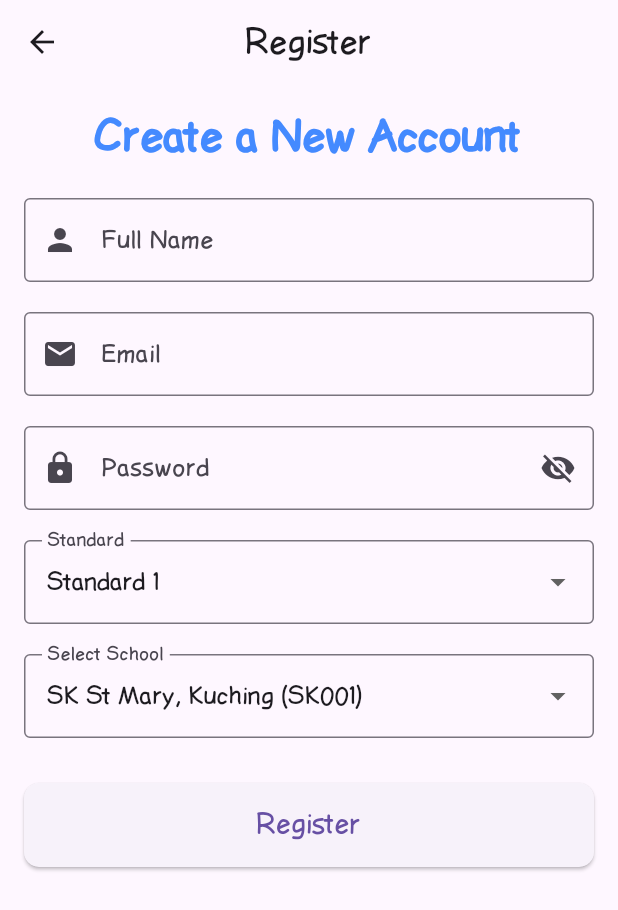
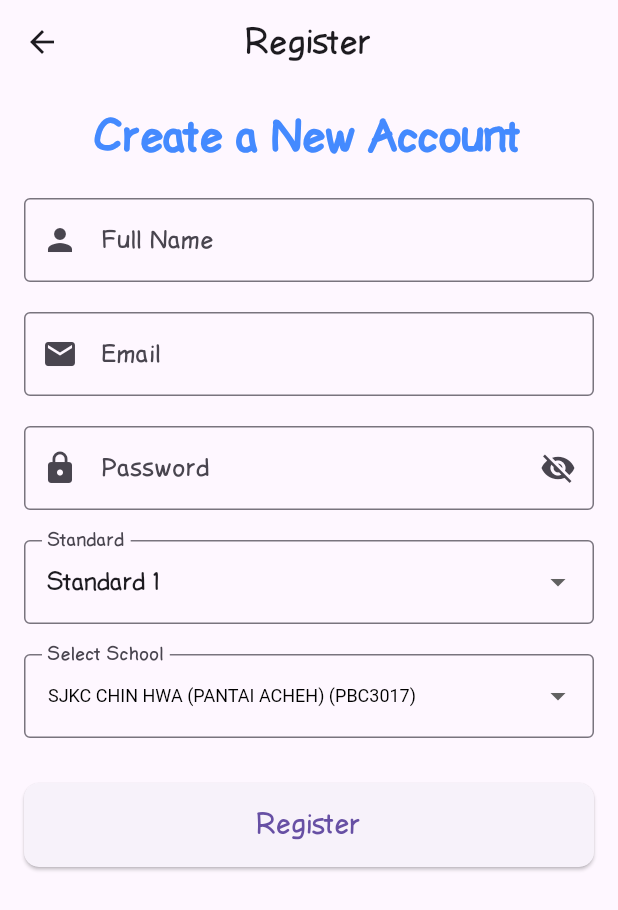
Before and after one commit to ahmadhanis/AqielWS, a Flutter app: the RegisterScreen screen opened directly, on a phone screen of 412 x 824 dp. Shown: the top 910 px of the screen. Run offline on Flutter 3.47's test engine with Material 3 defaults, Android fonts, the phone set to English and light mode, and no system bars; our stand-ins replace audioplayers, fl_chart, geocoding, geolocator, google_fonts, google_mobile_ads and 4 more; accounts and stored records are empty.

Commit message:
penang schools added

```diff
--- /dev/null
+++ b/mathwizard/lib/models/schools.dart
@@ -0,0 +1,416 @@
+class Schools {
+  final List<Map<String, String>> penangSchools = [
+    {
+      "code": "PBC3017",
+      "name": "SJKC CHIN HWA (PANTAI ACHEH)",
+    },
+    {"code": "PBC3019", "name": "SJKC CHONG CHENG"},
+    {"code": "PBC3020", "name": "SJKC CHONG TEIK"},
+    {"code": "PBC3021", "name": "SJKC CHUNG SHAN"},
+    {"code": "PBC3022", "name": "SJKC EOK HUA"},
+    {"code": "PBC3023", "name": "SJKC POI ENG"},
+    {"code": "PBC3018", "name": "SJKC PULAU BETONG"},
+    {"code": "PBC3024", "name": "SJKC SACRED HEART"},
+    {"code": "PBC3025", "name": "SJKC SIN MIN"},
+    {"code": "PBC3026", "name": "SJKC TAR THONG"},
+    {"code": "PBC3027", "name": "SJKC WEN KHAI"},
+    {"code": "PBC3028", "name": "SJKC YANG CHENG"},
+    {"code": "PBC3029", "name": "SJKC YEOK HUA"},
+    {"code": "PBC3030", "name": "SJKC YU CHYE"},
+    {"code": "PBD3031", "name": "SJKT BAYAN LEPAS"},
+    {"code": "PBD3032", "name": "SJKT SUNGAI ARA"},
+    {"code": "PBA3018", "name": "SK BALIK PULAU"},
+    {"code": "PBA3001", "name": "SK BATU MAUNG"},
+    {"code": "PBA3014", "name": "SK BAYAN BARU"},
+    {"code": "PBA3002", "name": "SK BAYAN LEPAS"},
+    {"code": "PBA3020", "name": "SK BAYAN LEPAS 2"},
+    {"code": "PBA3003", "name": "SK GENTING"},
+    {"code": "PBA3004", "name": "SK KONGSI"},
+    {"code": "PBA3017", "name": "SK MUTIARA PERDANA"},
+    {"code": "PBA3005", "name": "SK PERMATANG DAMAR LAUT"},
+    {"code": "PBA3016", "name": "SK SERI BAYU"},
+    {"code": "PBB3014", "name": "SK SERI PERMAI"},
+    {"code": "PBA3015", "name": "SK SERI RELAU"},
+    {"code": "PBA1010", "name": "SK SG NIBONG"},
+    {"code": "PBB3016", "name": "SK ST GEORGE BALIK PULAU"},
+    {"code": "PBA3007", "name": "SK SUNGAI ARA"},
+    {"code": "PBA3019", "name": "SK SUNGAI BATU"},
+    {"code": "PBA3008", "name": "SK SUNGAI KOROK"},
+    {"code": "PBA3009", "name": "SK SUNGAI PINANG"},
+    {"code": "PBA3010", "name": "SK SUNGAI RUSA"},
+    {"code": "PBA3006", "name": "SK TS AWANG HAD SALLEH"},
+    {"code": "PBA3011", "name": "SK TELOK BAHANG"},
+    {"code": "PBA3012", "name": "SK TELOK KUMBAR"},
+    {"code": "PBA3013", "name": "SK TITI TERAS"},
+    {"code": "PBC2033", "name": "SJKC AIK KEOW"},
+    {"code": "PBC2034", "name": "SJKC AIK KEOW"},
+    {"code": "PBC2035", "name": "SJKC CHIN HWA"},
+    {"code": "PBC2038", "name": "SJKC CHUNG HWA 1"},
+    {"code": "PBC2039", "name": "SJKC CHUNG HWA 2"},
+    {
+      "code": "PBC2037",
+      "name": "SJKC CHUNG HWA PUSAT",
+    },
+    {"code": "PBC2040", "name": "SJKC KAI CHEE"},
+    {"code": "PBC2041", "name": "SJKC KUANG YU"},
+    {"code": "PBC2042", "name": "SJKC KWANG HWA"},
+    {"code": "PBC2043", "name": "SJKC LEE CHEE"},
+    {"code": "PBC2044", "name": "SJKC LI HWA"},
+    {"code": "PBC2045", "name": "SJKC MAH HUA"},
+    {"code": "PBC2032", "name": "SJKC MAK MANDIN"},
+    {"code": "PBC2046", "name": "SJKC NUNG MIN"},
+    {"code": "PBC2036", "name": "SJKC PEI YU"},
+    {"code": "PBC2047", "name": "SJKC SIN CHUNG"},
+    {
+      "code": "PBD2048",
+      "name": "SJKT LDG MALAKOFF",
+    },
+    {
+      "code": "PBD2049",
+      "name": "SJKT LDG MAYFIELD",
+    },
+    {"code": "PBD2076", "name": "SJKT MAK MANDIN"},
+    {"code": "PBD2050", "name": "SJKT PALANIANDY"},
+    {"code": "PBA2001", "name": "SK ARA RENDANG"},
+    {"code": "PBB2028", "name": "SK ASSUMPTION"},
+    {"code": "PBA2002", "name": "SK BAGAN AJAM"},
+    {"code": "PBA2003", "name": "SK BAGAN JERMAL"},
+    {"code": "PBA2004", "name": "SK BAGAN TUAN KECHIL"},
+    {"code": "PBA2034", "name": "SK BERTAM INDAH"},
+    {"code": "PBA2038", "name": "SK BERTAM PERDANA"},
+    {"code": "PBA2005", "name": "SK BUMBONG LIMA"},
+    {"code": "PBB2029", "name": "SK CONVENT 1"},
+    {"code": "PBA2039", "name": "SK DESA MURNI"},
+    {"code": "PBB2031", "name": "SK HASHIM AWANG"},
+    {"code": "PBA2007", "name": "SK KAMPONG TO BEDOR"},
+    {"code": "PBA2028", "name": "SK KAMPUNG SELAMAT"},
+    {"code": "PBA2033", "name": "SK KEPALA BATAS"},
+    {"code": "PBA2008", "name": "SK KUALA MUDA"},
+    {"code": "PBA2009", "name": "SK KUALA PERAI"},
+    {"code": "PBA2011", "name": "SK LAHAR KEPAR"},
+    {"code": "PBA2031", "name": "SK LAHAR YOOI"},
+    {"code": "PBB2075", "name": "SK MAK MANDIN"},
+    {"code": "PBA2006", "name": "SK MOHD SHAH"},
+    {"code": "PBA2012", "name": "SK PADANG MENORA"},
+    {"code": "PBA2013", "name": "SK PASIR GEBU"},
+    {"code": "PBA2014", "name": "SK PAYA KELADI"},
+    {"code": "PBA2015", "name": "SK PENAGA"},
+    {"code": "PBA2036", "name": "SK PENAGA JAYA"},
+    {"code": "PBA2032", "name": "SK PENGKALAN JAYA"},
+    {"code": "PBA2016", "name": "SK PERMATANG BERTAM"},
+    {"code": "PBA2017", "name": "SK PERMATANG BINJAI"},
+    {"code": "PBA2018", "name": "SK PERMATANG BULOH"},
+    {"code": "PBA2019", "name": "SK PERMATANG JANGGUS"},
+    {"code": "PBA2020", "name": "SK PERMATANG SINTOK"},
+    {"code": "PBA2021", "name": "SK PERMATANG TO JAYA"},
+    {"code": "PBA2022", "name": "SK PINANG TUNGGAL"},
+    {"code": "PBA2035", "name": "SK POKOK SENA"},
+    {"code": "PBA2023", "name": "SK PULAU MERTAJAM"},
+    {"code": "PBA2037", "name": "SK SERI GEMILANG"},
+    {"code": "PBB2032", "name": "SK ST MARK"},
+    {"code": "PBA2024", "name": "SK SUNGAI DUA"},
+    {"code": "PBA2030", "name": "SK SUNGAI NYIOR"},
+    {"code": "PBA2025", "name": "SK SUNGAI PUYU"},
+    {"code": "PBA2029", "name": "SK TAMAN SENANGAN"},
+    {"code": "PBA2026", "name": "SK TASEK GELUGOR"},
+    {"code": "PBA2027", "name": "SK TELOK AYER TAWAR"},
+    {"code": "PBC4013", "name": "SJKC BOON BENG"},
+    {"code": "PBC4016", "name": "SJKC CHONG KUANG"},
+    {"code": "PBC4017", "name": "SJKC KAMPUNG JAWI"},
+    {
+      "code": "PBC4015",
+      "name": "SJKC KAMPUNG VALDOR",
+    },
+    {"code": "PBC4018", "name": "SJKC KENG KOON"},
+    {"code": "PBC4019", "name": "SJKC PAI TEIK"},
+    {"code": "PBC4021", "name": "SJKC YOK ENG"},
+    {
+      "code": "PBD4022",
+      "name": "SJKT LADANG BATU KAWAN",
+    },
+    {"code": "PBD4026", "name": "SJKT LADANG JAWI"},
+    {
+      "code": "PBD4032",
+      "name": "SJKT LADANG VALDOR",
+    },
+    {"code": "PBD4023", "name": "SJKT LDG BYRAM"},
+    {
+      "code": "PBD4025",
+      "name": "SJKT LDG CHANGKAT",
+    },
+    {"code": "PBD4028", "name": "SJKT LDG KRIAN"},
+    {"code": "PBD4029", "name": "SJKT LDG SEMPAH"},
+    {
+      "code": "PBD4031",
+      "name": "SJKT LDG TRANSKRIAN",
+    },
+    {
+      "code": "PBD4024",
+      "name": "SJKT NIBONG TEBAL",
+    },
+    {
+      "code": "PBD4034",
+      "name": "SJKT SUNGAI BAKAP",
+    },
+    {
+      "code": "PBD4030",
+      "name": "SJKT TASEK PERMAI",
+    },
+    {"code": "PBA4020", "name": "SK BAKAP INDAH"},
+    {"code": "PBA4019", "name": "SK BANDAR TASEK MUTIARA"},
+    {"code": "PBA4017", "name": "SK BATU KAWAN"},
+    {"code": "PBA4001", "name": "SK BKT TAMBUN"},
+    {"code": "PBA4013", "name": "SK JAWI"},
+    {"code": "PBA4002", "name": "SK KELEDANG JAYA"},
+    {"code": "PBB4012", "name": "SK METHODIST"},
+    {"code": "PBA4003", "name": "SK NIBONG TEBAL"},
+    {"code": "PBA4004", "name": "SK PERMATANG TOK MAHAT"},
+    {"code": "PBA4005", "name": "SK PULAU AMAN"},
+    {"code": "PBA4015", "name": "SK SAUJANA INDAH"},
+    {"code": "PBA4014", "name": "SK SERI SENTOSA"},
+    {"code": "PBA4011", "name": "SK SERI TASEK"},
+    {"code": "PBA4012", "name": "SK SG BAKAU"},
+    {"code": "PBA4006", "name": "SK SUNGAI ACHEH"},
+    {"code": "PBA4007", "name": "SK SUNGAI BAKAP"},
+    {"code": "PBA4008", "name": "SK SUNGAI DURI"},
+    {"code": "PBA4009", "name": "SK SUNGAI KECHIL"},
+    {"code": "PBA4010", "name": "SK SUNGAI SETAR"},
+    {"code": "PBA4016", "name": "SK TAMAN MERAK"},
+    {"code": "PBA4018", "name": "SK TASEK PERMAI"},
+    {
+      "code": "PBC0036",
+      "name": "SJKC BENG TEIK (PUSAT)",
+    },
+    {"code": "PBC2079", "name": "SJKC CHUNG HWA 3"},
+    {"code": "PBC0026", "name": "SJKC JIT SIN 'A'"},
+    {"code": "PBC0027", "name": "SJKC JIT SIN 'B'"},
+    {"code": "PBC0028", "name": "SJKC KAY SIN"},
+    {"code": "PBC0029", "name": "SJKC KEOW KUANG"},
+    {
+      "code": "PBC0024",
+      "name": "SJKC KG. SG. LEMBU",
+    },
+    {"code": "PBC0030", "name": "SJKC KIM SEN"},
+    {
+      "code": "PBC0023",
+      "name": "SJKC KUBANG SEMANG",
+    },
+    {"code": "PBC0031", "name": "SJKC LAY KEOW"},
+    {"code": "PBC0032", "name": "SJKC PENG BIN"},
+    {
+      "code": "PBC0022",
+      "name": "SJKC PERKAMPUNGAN BERAPIT",
+    },
+    {
+      "code": "PBC0021",
+      "name": "SJKC PERMATANG TINGGI",
+    },
+    {"code": "PBC0033", "name": "SJKC SENG KEOW"},
+    {"code": "PBC0034", "name": "SJKC SIN YA"},
+    {"code": "PBC0035", "name": "SJKC TRUE LIGHT"},
+    {
+      "code": "PBD0036",
+      "name": "SJKT BKT MERTAJAM",
+    },
+    {"code": "PBD0038", "name": "SJKT LADANG PRYE"},
+    {"code": "PBD0037", "name": "SJKT LDG ALMA"},
+    {"code": "PBD0035", "name": "SJKT LDG JURU"},
+    {"code": "PBD2080", "name": "SJKT PERAI"},
+    {
+      "code": "PBD0034",
+      "name": "SJKT PERMATANG TINGGI",
+    },
+    {"code": "PBA0001", "name": "SK ALMA"},
+    {"code": "PBA0023", "name": "SK ALMA JAYA"},
+    {"code": "PBA0026", "name": "SK BANDAR BARU PERDA"},
+    {"code": "PBA0021", "name": "SK BUKIT INDERA MUDA"},
+    {"code": "PBA0022", "name": "SK BUKIT MINYAK"},
+    {"code": "PBA0002", "name": "SK BUKIT TEH"},
+    {"code": "PBB0018", "name": "SK CONVENT"},
+    {"code": "PBA0003", "name": "SK GUAR PERAHU"},
+    {"code": "PBA0005", "name": "SK JALAN BAHARU PERAI"},
+    {"code": "PBA0006", "name": "SK JUARA"},
+    {"code": "PBA0007", "name": "SK JURU"},
+    {"code": "PBA0008", "name": "SK KEBUN SIREH"},
+    {"code": "PBB0021", "name": "SK KG BARU"},
+    {"code": "PBA0009", "name": "SK KHIR JOHARI"},
+    {"code": "PBA0010", "name": "SK MACANG BUBOK"},
+    {"code": "PBA0029", "name": "SK MACHANG BUBOK II"},
+    {"code": "PBA0011", "name": "SK MENGKUANG"},
+    {"code": "PBA0027", "name": "SK PAUH JAYA"},
+    {"code": "PBA0024", "name": "SKPK ALMA"},
+    {"code": "PBA0028", "name": "SK PERMAI INDAH"},
+    {"code": "PBA0012", "name": "SK PERMATANG PASIR"},
+    {"code": "PBA0013", "name": "SK PERMATANG PAUH"},
+    {"code": "PBA0014", "name": "SK PERMATANG TOK KANDU"},
+    {"code": "PBA0018", "name": "SK SEBERANG JAYA"},
+    {"code": "PBA0019", "name": "SK SEBERANG JAYA 2"},
+    {"code": "PBA0025", "name": "SK SERI IMPIAN"},
+    {"code": "PBA0015", "name": "SK SERI PENANTI"},
+    {"code": "PBB2078", "name": "SK ST MARK"},
+    {"code": "PBB0019", "name": "SK STOWELL"},
+    {"code": "PBA0016", "name": "SK SUNGAI RAMBAI"},
+    {"code": "PBA0030", "name": "SK TAMAN IMPIAN"},
+    {"code": "PBA0020", "name": "SK TAMAN INDERAWASIH"},
+    {"code": "PBA0017", "name": "SK TANAH LIAT"},
+    {"code": "PCT0002", "name": "SEKOLAH RENDAH ISLAM AL MASRIYAH"},
+    {"code": "PBC1046", "name": "SJKC AIK HUA"},
+    {
+      "code": "PBC1048",
+      "name": "SJKC BENG TEIK CAWANGAN",
+    },
+    {"code": "PBC1049", "name": "SJKC CHIAO NAN"},
+    {
+      "code": "PBC1051",
+      "name": "SJKC CHUNG HWA CONFUCIAN 'A'",
+    },
+    {
+      "code": "PBC1052",
+      "name": "SJKC CHUNG HWA CONFUCIAN 'B'",
+    },
+    {
+      "code": "PBC1053",
+      "name": "SJKC CONVENT DATUK KERAMAT",
+    },
+    {"code": "PBC1054", "name": "SJKC ENG CHUAN"},
+    {"code": "PBC1055", "name": "SJKC HAN CHIANG"},
+    {"code": "PBC1056", "name": "SJKC HENG EE"},
+    {"code": "PBC1081", "name": "SJKC HU YEW SEAH"},
+    {"code": "PBC1057", "name": "SJKC HUN BIN"},
+    {"code": "PBC1050", "name": "SJKC JELUTONG"},
+    {"code": "PBC1058", "name": "SJKC KEONG HOE"},
+    {"code": "PBC1059", "name": "SJKC KHENG TEAN"},
+    {
+      "code": "PBC1062",
+      "name": "SJKC KONG MIN CAWANGAN KEDUA",
+    },
+    {
+      "code": "PBC1061",
+      "name": "SJKC KONG MIN CAWANGAN SATU",
+    },
+    {
+      "code": "PBC1060",
+      "name": "SJKC KONG MIN PUSAT",
+    },
+    {"code": "PBC1063", "name": "SJKC KWANG HWA"},
+    {"code": "PBC1064", "name": "SJKC LI TEK 'A'"},
+    {"code": "PBC1065", "name": "SJKC LI TEK 'B'"},
+    {
+      "code": "PBC1066",
+      "name": "SJKC LI TEK CAWANGAN",
+    },
+    {"code": "PBC1067", "name": "SJKC MIN SIN"},
+    {
+      "code": "PBC1068",
+      "name": "SJKC MOH GHEE (PUSAT)",
+    },
+    {
+      "code": "PBC1069",
+      "name": "SJKC MOH GHEE CAWANGAN",
+    },
+    {"code": "PBC1070", "name": "SJKC PAI CHAI"},
+    {
+      "code": "PBC1045",
+      "name": "SJKC PEREMPUAN CHINA",
+    },
+    {"code": "PBC1071", "name": "SJKC PHEI SHIN"},
+    {"code": "PBC1072", "name": "SJKC PHOR TAY"},
+    {"code": "PBC1073", "name": "SJKC POAY WAH"},
+    {"code": "PBC1044", "name": "SJKC SHANG WU"},
+    {
+      "code": "PBC1075",
+      "name": "SJKC SHIH CHUNG CAWANGAN",
+    },
+    {
+      "code": "PBC1074",
+      "name": "SJKC SHIH CHUNG PUSAT",
+    },
+    {"code": "PBC1076", "name": "SJKC SIN KANG"},
+    {"code": "PBC1077", "name": "SJKC SUM MIN"},
+    {"code": "PBC1078", "name": "SJKC SUM SUN"},
+    {"code": "PBC1079", "name": "SJKC TONG SIAN"},
+    {"code": "PBC1080", "name": "SJKC UNION"},
+    {"code": "PBD1082", "name": "SJKT AZAD"},
+    {
+      "code": "PBD1086",
+      "name": "SJKT JALAN SUNGAI",
+    },
+    {"code": "PBD1084", "name": "SJKT RAJAJI"},
+    {"code": "PBD1085", "name": "SJKT RAMAKRISHNA"},
+    {
+      "code": "PBD1088",
+      "name": "SJKT SUBRAMANIYA BARATHEE",
+    },
+    {"code": "PBA1001", "name": "SK AYER ITAM"},
+    {"code": "PBA1002", "name": "SK BATU FERINGGHI"},
+    {"code": "PBB1014", "name": "SK BATU LANCHANG"},
+    {"code": "PBA1017", "name": "SK BUKIT GAMBIR"},
+    {"code": "PBB1023", "name": "SK BUKIT GELUGOR"},
+    {"code": "PBB1015", "name": "SK CONVENT GREEN LANE"},
+    {"code": "PBB1017", "name": "SK CONVENT LEBUH LIGHT"},
+    {"code": "PBB1019", "name": "SK CONVENT PULAU TIKUS"},
+    {"code": "PBA1003", "name": "SK DATO KRAMAT"},
+    {"code": "PBB1021", "name": "SK FRANCIS LIGHT"},
+    {"code": "PBB1024", "name": "SK HUTCHINGS"},
+    {"code": "PBA1016", "name": "SK JALAN HAMILTON"},
+    {"code": "PBB1030", "name": "SK JALAN RESIDENSI"},
+    {"code": "PBA1005", "name": "SK JELUTONG"},
+    {"code": "PBB1026", "name": "SK JELUTONG BARAT"},
+    {"code": "PBA1014", "name": "SK MINDEN HEIGHT"},
+    {"code": "PBB1039", "name": "SK PADANG TEMBAK"},
+    {
+      "code": "PBA1015",
+      "name": "SKPK JALAN HUTTON",
+    },
+    {
+      "code": "PBE1040",
+      "name": "SKPK PERSEKUTUAN",
+    },
+    {"code": "PBB1025", "name": "SK PEREMPUAN ISLAND"},
+    {"code": "PBB1032", "name": "SK PEREMPUAN METHODIST"},
+    {"code": "PBB1033", "name": "SK PYKETT METHODIST"},
+    {"code": "PBA1018", "name": "SK SERI INDAH"},
+    {"code": "PBA1009", "name": "SK SG GELUGOR"},
+    {"code": "PBB1013", "name": "SK SRI AMAN"},
+    {"code": "PBA1008", "name": "SK SRI TANJUNG"},
+    {"code": "PBB1034", "name": "SK ST XAVIER"},
+    {"code": "PBB1035", "name": "SK ST XAVIER CAWANGAN"},
+    {"code": "PBA1006", "name": "SK TAN SRI P.RAMLEE"},
+    {"code": "PBA1012", "name": "SK TANJONG TOKONG"},
+    {"code": "PBA1011", "name": "SK TANJUNG BUNGA"},
+    {"code": "PBB1037", "name": "SK WELLESLEY"},
+  ];
+
+  List<Map<String, String>> sarawakSchools = [
+    {"code": "SK001", "name": "SK St Mary, Kuching"},
+    {"code": "SK002", "name": "SK St Thomas, Kuching"},
+    {"code": "SK003", "name": "SK St Joseph, Miri"},
+    {"code": "SK004", "name": "SK Methodist, Sibu"},
+    {"code": "SK005", "name": "SK Chung Hua, Bintulu"},
+    {"code": "SK006", "name": "SK Merbau, Miri"},
+    {"code": "SK007", "name": "SK Sg Plan, Bintulu"},
+    {"code": "SK008", "name": "SK Nanga Oya, Kapit"},
+    {"code": "SK009", "name": "SK Sibu Jaya, Sibu"},
+    {"code": "SK010", "name": "SK Petra Jaya, Kuching"},
+    {"code": "SK011", "name": "SK Siol Kanan, Kuching"},
+    {"code": "SK012", "name": "SK Pujut Corner, Miri"},
+    {"code": "SK013", "name": "SK Ulu Sebuyau, Samarahan"},
+    {"code": "SK014", "name": "SK Matang Jaya, Kuching"},
+    {"code": "SK015", "name": "SK Tanjung Batu, Bintulu"},
+    {"code": "SK016", "name": "SK Lutong, Miri"},
+    {"code": "SK017", "name": "SK Kidurong, Bintulu"},
+    {"code": "SK018", "name": "SK Pujut, Miri"},
+    {"code": "SK019", "name": "SK Sebauh, Bintulu"},
+    {"code": "SK020", "name": "SK Agama Sibu, Sibu"},
+    {"code": "SK021", "name": "SK Batu Lintang, Kuching"},
+    {"code": "SK022", "name": "SK Jalan Arang, Kuching"},
+    {"code": "SK023", "name": "SK Kampung Baru, Samarahan"},
+    {"code": "SK024", "name": "SK Tabuan Jaya, Kuching"},
+    {"code": "SK025", "name": "SK Lundu, Lundu"},
+    {"code": "SK026", "name": "SK Bau, Bau"},
+    {"code": "SK027", "name": "SK Serian, Serian"},
+    {"code": "SK028", "name": "SK Padawan, Kuching"},
+    {"code": "SK029", "name": "SK Asajaya, Samarahan"},
+    {"code": "SK030", "name": "SK Sri Aman, Sri Aman"},
+  ];
+}
--- a/mathwizard/lib/registerscreen.dart
+++ b/mathwizard/lib/registerscreen.dart
@@ -4,6 +4,7 @@ import 'dart:convert';
 import 'dart:math';
 import 'package:http/http.dart' as http;
 import 'package:flutter/material.dart';
+import 'package:mathwizard/models/schools.dart';
 
 class RegisterScreen extends StatefulWidget {
   const RegisterScreen({super.key});
@@ -21,43 +22,12 @@ class _RegisterScreenState extends State<RegisterScreen> {
   bool isPasswordVisible = false; // To toggle password visibility
   String selectedStandard = '1';
   String selectedSchool = '';
-  List<Map<String, String>> sarawakSchools = [
-    {"code": "SK001", "name": "SK St Mary, Kuching"},
-    {"code": "SK002", "name": "SK St Thomas, Kuching"},
-    {"code": "SK003", "name": "SK St Joseph, Miri"},
-    {"code": "SK004", "name": "SK Methodist, Sibu"},
-    {"code": "SK005", "name": "SK Chung Hua, Bintulu"},
-    {"code": "SK006", "name": "SK Merbau, Miri"},
-    {"code": "SK007", "name": "SK Sg Plan, Bintulu"},
-    {"code": "SK008", "name": "SK Nanga Oya, Kapit"},
-    {"code": "SK009", "name": "SK Sibu Jaya, Sibu"},
-    {"code": "SK010", "name": "SK Petra Jaya, Kuching"},
-    {"code": "SK011", "name": "SK Siol Kanan, Kuching"},
-    {"code": "SK012", "name": "SK Pujut Corner, Miri"},
-    {"code": "SK013", "name": "SK Ulu Sebuyau, Samarahan"},
-    {"code": "SK014", "name": "SK Matang Jaya, Kuching"},
-    {"code": "SK015", "name": "SK Tanjung Batu, Bintulu"},
-    {"code": "SK016", "name": "SK Lutong, Miri"},
-    {"code": "SK017", "name": "SK Kidurong, Bintulu"},
-    {"code": "SK018", "name": "SK Pujut, Miri"},
-    {"code": "SK019", "name": "SK Sebauh, Bintulu"},
-    {"code": "SK020", "name": "SK Agama Sibu, Sibu"},
-    {"code": "SK021", "name": "SK Batu Lintang, Kuching"},
-    {"code": "SK022", "name": "SK Jalan Arang, Kuching"},
-    {"code": "SK023", "name": "SK Kampung Baru, Samarahan"},
-    {"code": "SK024", "name": "SK Tabuan Jaya, Kuching"},
-    {"code": "SK025", "name": "SK Lundu, Lundu"},
-    {"code": "SK026", "name": "SK Bau, Bau"},
-    {"code": "SK027", "name": "SK Serian, Serian"},
-    {"code": "SK028", "name": "SK Padawan, Kuching"},
-    {"code": "SK029", "name": "SK Asajaya, Samarahan"},
-    {"code": "SK030", "name": "SK Sri Aman, Sri Aman"},
-  ];
+  Schools schools = Schools();
 
   @override
   void initState() {
     super.initState();
-    selectedSchool = sarawakSchools.first["code"]!;
+    selectedSchool = schools.penangSchools.first["code"]!;
   }
 
   void autoGeneratePassword() {
@@ -290,9 +260,10 @@ class _RegisterScreenState extends State<RegisterScreen> {
 
                     // Dropdown for Schools
                     DropdownButtonFormField<String>(
+                      style: TextStyle(fontSize: 12, color: Colors.black  ),
                       value: selectedSchool,
                       items:
-                          sarawakSchools
+                          schools.penangSchools
                               .map(
                                 (school) => DropdownMenuItem(
                                   value: school["code"],
```
Also changed, not shown: mathwizard/pubspec.lock.
